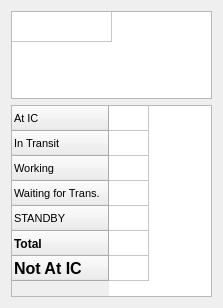
This is designer/teamTabsPopup.ui in ncssar/radiolog as Qt 5 draws it before an edit. The edited form follows.
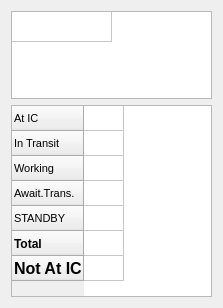
This is the edited form.

```diff
--- a/designer/teamTabsPopup.ui
+++ b/designer/teamTabsPopup.ui
@@ -91,7 +91,7 @@
      </row>
      <row>
       <property name="text">
-       <string>Waiting for Trans.</string>
+       <string>Await.Trans.</string>
       </property>
      </row>
      <row>
```
Left out of the diff: 5 changed lines with no effect on the pictures.
